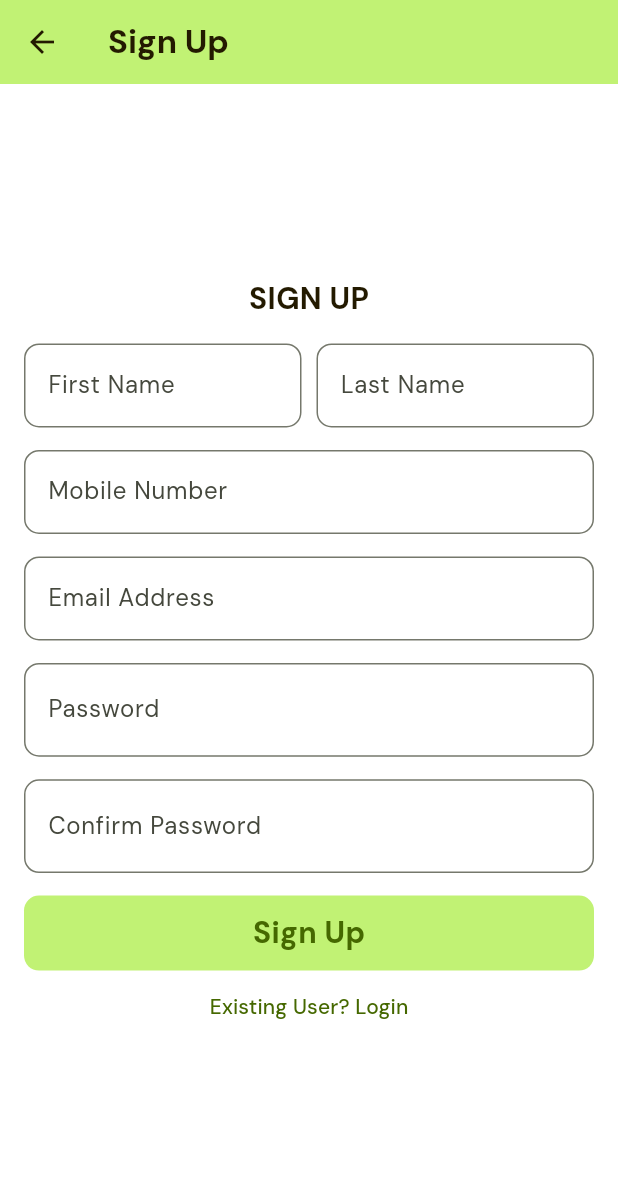
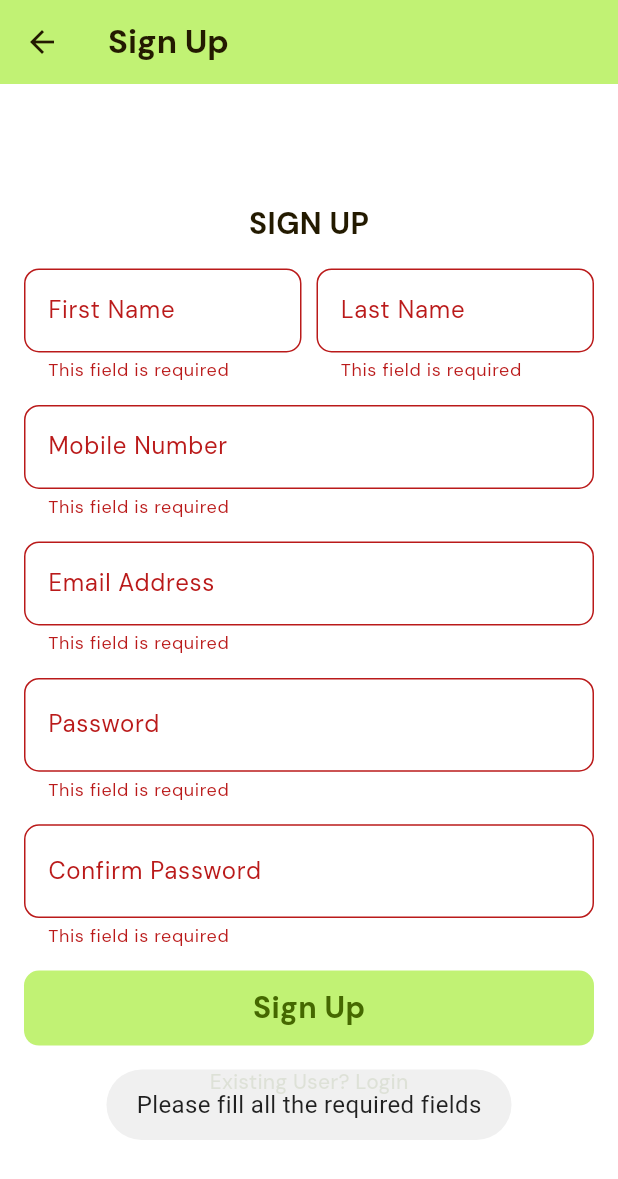
Before and after one commit to akshubawa/Donative, a Flutter app: the SignupView screen opened directly, after a tap on "Sign Up", on a phone screen of 412 x 824 dp. Shown: the top 1179 px of the screen. Run offline on Flutter 3.47's test engine with Material 3 defaults, Android fonts, the phone set to English and light mode, and no system bars; our stand-ins replace cloud_firestore, firebase_auth, firebase_core, fluttertoast, google_fonts; accounts and stored records are empty.

Commit message:
loaders added

```diff
--- a/lib/views/signup_view.dart
+++ b/lib/views/signup_view.dart
@@ -1,10 +1,13 @@
 import 'package:donative/app/features/form_container_widget.dart';
+import 'package:donative/app/user_auth/database_methods.dart';
 import 'package:donative/app/user_auth/firebase_auth_services.dart';
 import 'package:donative/views/home_view.dart';
 import 'package:donative/views/login_view.dart';
 import 'package:firebase_auth/firebase_auth.dart';
 import 'package:flutter/material.dart';
 import 'package:fluttertoast/fluttertoast.dart';
+
+final _signupKey = GlobalKey<FormState>();
 
 class SignupView extends StatefulWidget {
   const SignupView({super.key});
@@ -14,6 +17,17 @@ class SignupView extends StatefulWidget {
 }
 
 class _SignupViewState extends State<SignupView> {
+  uploadUsersData() async {
+    Map<String, dynamic> usersData = {
+      "firstName": _firstNameController.text,
+      "lastName": _lastNameController.text,
+      "phone": _phoneController.text,
+      "email": _emailController.text,
+    };
+    DatabaseMethods().addUsers(usersData);
+  }
+
+  bool _isLoading = false;
   final FirebaseAuthService _auth = FirebaseAuthService();
 
   String? validateInputBox(String? value) {
@@ -52,17 +66,21 @@ class _SignupViewState extends State<SignupView> {
           style: TextStyle(fontWeight: FontWeight.bold),
         ),
       ),
-      body: Container(
+      body: Stack(
+        children: [
+          Container(
             padding: const EdgeInsets.all(16),
             child: Center(
               child: Form(
+                key: _signupKey,
                 child: SingleChildScrollView(
                   child: Column(
                     mainAxisAlignment: MainAxisAlignment.center,
                     children: [
                       const Text(
                         "SIGN UP",
-                    style: TextStyle(fontWeight: FontWeight.bold, fontSize: 20),
+                        style: TextStyle(
+                            fontWeight: FontWeight.bold, fontSize: 20),
                       ),
                       const SizedBox(
                         height: 15,
@@ -129,20 +147,34 @@ class _SignupViewState extends State<SignupView> {
                         height: 15,
                       ),
                       GestureDetector(
-                    onTap: _signUp,
+                        onTap: () {
+                          if (_signupKey.currentState!.validate()) {
+                            _signUp();
+                            uploadUsersData();
+                          } else {
+                            Fluttertoast.showToast(
+                                msg: "Please fill all the required fields",
+                                toastLength: Toast.LENGTH_SHORT,
+                                gravity: ToastGravity.BOTTOM,
+                                timeInSecForIosWeb: 1,
+                                fontSize: 16.0);
+                          }
+                        },
                         child: Container(
                           width: double.infinity,
                           height: 50,
                           decoration: BoxDecoration(
                               borderRadius: BorderRadius.circular(10),
-                          color:
-                              Theme.of(context).colorScheme.primaryContainer),
+                              color: Theme.of(context)
+                                  .colorScheme
+                                  .primaryContainer),
                           child: Center(
                             child: Text("Sign Up",
                                 style: TextStyle(
                                     fontWeight: FontWeight.bold,
                                     fontSize: 20,
-                                color: Theme.of(context).colorScheme.primary)),
+                                    color:
+                                        Theme.of(context).colorScheme.primary)),
                           ),
                         ),
                       ),
@@ -161,10 +193,22 @@ class _SignupViewState extends State<SignupView> {
               ),
             ),
           ),
+          if (_isLoading)
+            Container(
+              color: Colors.black.withOpacity(0.5),
+              child: const Center(
+                child: CircularProgressIndicator(),
+              ),
+            ),
+        ],
+      ),
     );
   }
 
   void _signUp() async {
+    setState(() {
+      _isLoading = true;
+    });
     String? firstName = _firstNameController.text;
     String? lastName = _lastNameController.text;
     String? phone = _phoneController.text;
@@ -182,8 +226,7 @@ class _SignupViewState extends State<SignupView> {
           await user.sendEmailVerification();
 
           Fluttertoast.showToast(
-              msg:
-                  "Account created successfully.",
+              msg: "Account created successfully.",
               toastLength: Toast.LENGTH_SHORT,
               gravity: ToastGravity.BOTTOM,
               backgroundColor: Colors.green,
```
Also changed, not shown: lib/app/user_auth/database_methods.dart (added, +10 -0 lines), lib/views/login_view.dart (+41 -5 lines). Lines whose indentation alone changed are shown as unchanged.
